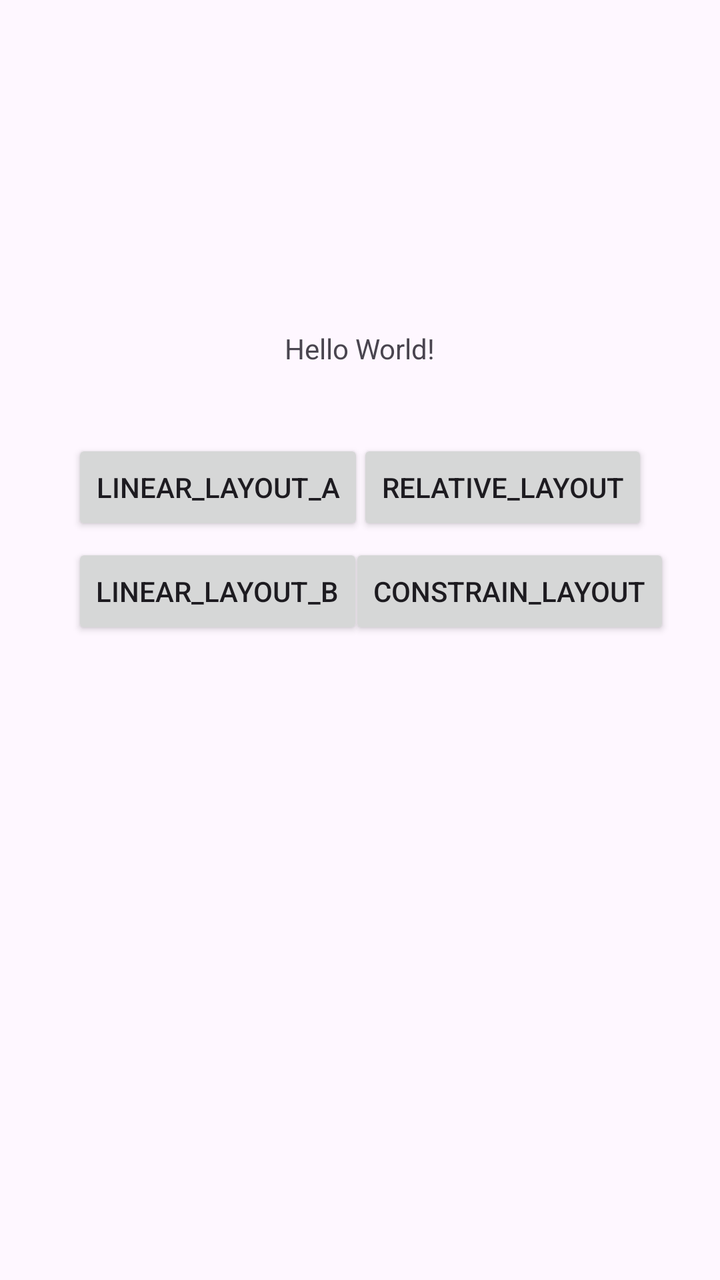
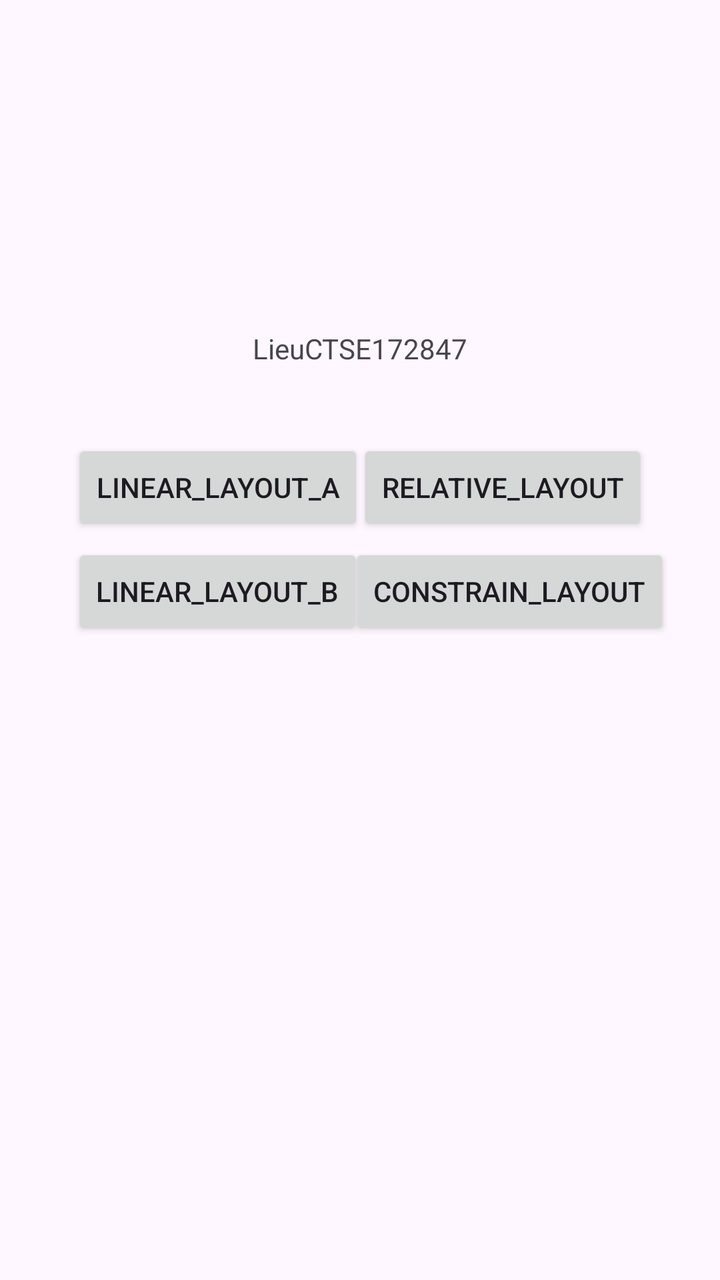

Two renders of the same Android screen: before a commit and after it. Below are the layout's source before the change and the commit's diff.
<!-- AndroidManifest.xml: application theme Theme.Lab1Layout -->
<!-- res/layout/activity_main.xml -->
<?xml version="1.0" encoding="utf-8"?>
<androidx.constraintlayout.widget.ConstraintLayout xmlns:android="http://schemas.android.com/apk/res/android"
    xmlns:app="http://schemas.android.com/apk/res-auto"
    xmlns:tools="http://schemas.android.com/tools"
    android:id="@+id/main"
    android:layout_width="match_parent"
    android:layout_height="match_parent"
    tools:context=".MainActivity">

    <TextView
        android:id="@+id/textView"
        android:layout_width="wrap_content"
        android:layout_height="wrap_content"
        android:text="Hello World!"
        app:layout_constraintBottom_toBottomOf="parent"
        app:layout_constraintEnd_toEndOf="parent"
        app:layout_constraintStart_toStartOf="parent"
        app:layout_constraintTop_toTopOf="parent"
        app:layout_constraintVertical_bias="0.265" />

    <Button
        android:id="@+id/btnlineara"
        android:layout_width="wrap_content"
        android:layout_height="wrap_content"
        android:layout_marginStart="36dp"
        android:layout_marginTop="36dp"
        android:text="linear_layout_a"
        app:layout_constraintStart_toStartOf="parent"
        app:layout_constraintTop_toBottomOf="@+id/textView" />

    <Button
        android:id="@+id/btnlinearb"
        android:layout_width="wrap_content"
        android:layout_height="wrap_content"
        android:layout_marginStart="36dp"
        android:layout_marginTop="4dp"
        android:text="linear_layout_b"
        app:layout_constraintStart_toStartOf="parent"
        app:layout_constraintTop_toBottomOf="@+id/btnlineara" />

    <Button
        android:id="@+id/btnrelative"
        android:layout_width="wrap_content"
        android:layout_height="wrap_content"
        android:layout_marginTop="36dp"
        android:layout_marginEnd="36dp"
        android:text="relative_layout"
        app:layout_constraintEnd_toEndOf="parent"
        app:layout_constraintTop_toBottomOf="@+id/textView" />

    <Button
        android:id="@+id/buttoncontrain"
        android:layout_width="wrap_content"
        android:layout_height="wrap_content"
        android:layout_marginTop="4dp"
        android:layout_marginEnd="25dp"
        android:text="constrain_layout"
        app:layout_constraintEnd_toEndOf="parent"
        app:layout_constraintHorizontal_bias="1.0"
        app:layout_constraintStart_toEndOf="@+id/btnlinearb"
        app:layout_constraintTop_toBottomOf="@+id/btnrelative" />


</androidx.constraintlayout.widget.ConstraintLayout>
<!-- resources referenced by this layout -->
<resources>
  <style name="Theme.Lab1Layout" parent="Base.Theme.Lab1Layout" />
  <style name="Base.Theme.Lab1Layout" parent="Theme.Material3.DayNight.NoActionBar">
          
          
      </style>
</resources>

<!-- the commit's change to res/layout/activity_main.xml (unified diff, before → after) -->
@@ -11,7 +11,7 @@
         android:id="@+id/textView"
         android:layout_width="wrap_content"
         android:layout_height="wrap_content"
-        android:text="Hello World!"
+        android:text="LieuCTSE172847"
         app:layout_constraintBottom_toBottomOf="parent"
         app:layout_constraintEnd_toEndOf="parent"
         app:layout_constraintStart_toStartOf="parent"
